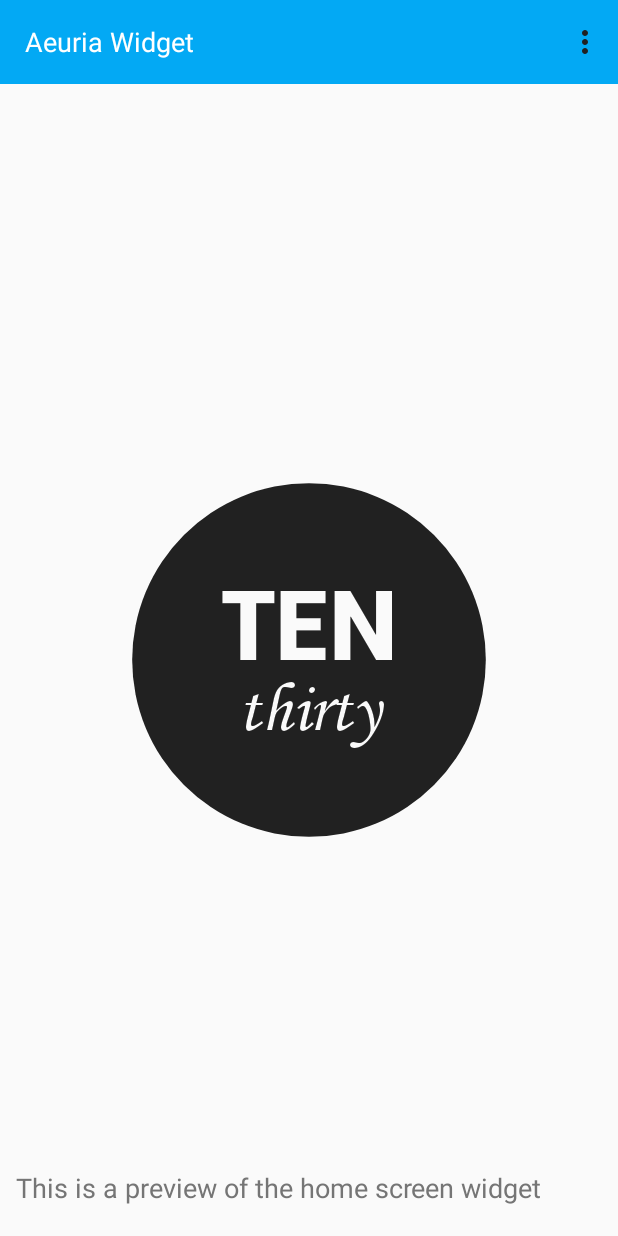
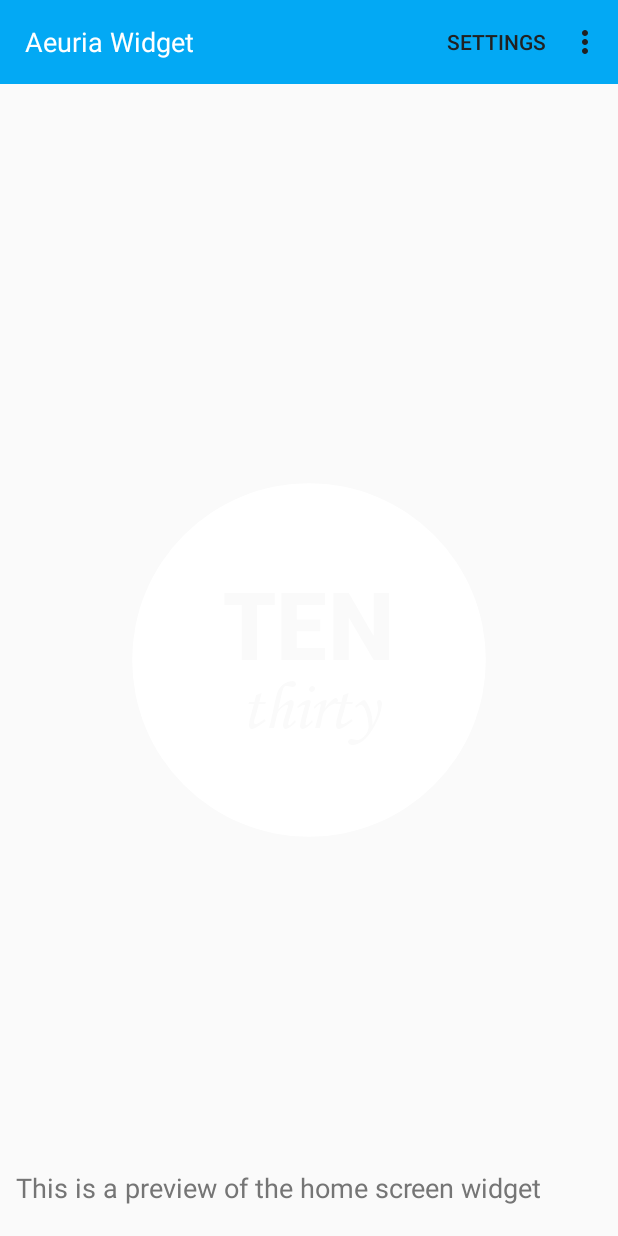
Before and after one commit to GOGO98901/Aeuria-Widget, an Android app: the screen it shows after launch (StartActivity), on a phone screen of 412 x 824 dp. Run offline under Robolectric (Android 15) with nearby library versions, the phone set to English and light mode, and no system bars.

Commit message:
started working on settings

```diff
--- a/app/build.gradle
+++ b/app/build.gradle
@@ -18,6 +18,8 @@ android {
     }
 }
 
+
+
 dependencies {
-    compile 'com.android.support:support-v4:23.0.0'
+    compile 'com.android.support:support-v4:23.4.0'
 }
--- a/app/src/main/java/me/roryclaasen/widget/aeuria/StartActivity.java
+++ b/app/src/main/java/me/roryclaasen/widget/aeuria/StartActivity.java
@@ -1,6 +1,7 @@
 package me.roryclaasen.widget.aeuria;
 
 import android.app.Activity;
+import android.content.Intent;
 import android.os.Bundle;
 import android.os.Handler;
 import android.view.Menu;
@@ -13,6 +14,8 @@ import me.roryclaasen.widget.aeuria.render.FancyClockFace;
 import me.roryclaasen.widget.aeuria.util.AppUtil;
 
 public class StartActivity extends Activity {
+
+    private static final int RESULT_SETTINGS = 1;
 
 	@Override
 	protected void onCreate(Bundle savedInstanceState) {
@@ -51,6 +54,11 @@ public class StartActivity extends Activity {
 			AppUtil.openUrl(this, "http://github.com/GOGO98901/Aeuria-Widget/issues");
 			return true;
 		}
+        if (id == R.id.action_settings) {
+            Intent i = new Intent(this, SettingsActivity.class);
+            startActivityForResult(i, RESULT_SETTINGS);
+        }
+
 		return super.onOptionsItemSelected(item);
 	}
 }
--- a/app/src/main/java/me/roryclaasen/widget/aeuria/render/FancyClockFace.java
+++ b/app/src/main/java/me/roryclaasen/widget/aeuria/render/FancyClockFace.java
@@ -1,21 +1,21 @@
 package me.roryclaasen.widget.aeuria.render;
 
 import java.util.Calendar;
-import java.util.Locale;
 import java.util.TimeZone;
+
+import android.content.SharedPreferences;
 import android.graphics.PorterDuff;
 import android.content.Context;
 import android.graphics.Canvas;
-import android.graphics.Color;
 import android.graphics.Paint;
 import android.graphics.Paint.Align;
 import android.graphics.PorterDuffXfermode;
 import android.graphics.Rect;
 import android.graphics.RectF;
 import android.graphics.Typeface;
+import android.preference.PreferenceManager;
 import android.support.v4.content.ContextCompat;
 import android.util.AttributeSet;
-import android.util.Log;
 import android.view.View;
 
 import me.roryclaasen.widget.aeuria.R;
@@ -34,8 +34,6 @@ public class FancyClockFace extends View {
 
 	private Paint mPaint;
 	private Paint mPaintTextHour, mPaintTextMin;
-
-	private float mTextSizeNormal;
 
 	private int mBottom;
 	private int mTop;
@@ -67,25 +65,22 @@ public class FancyClockFace extends View {
 		fancyTime = new FancyTime(context, calendar.getTime());
 
 		mPaint = new Paint(Paint.ANTI_ALIAS_FLAG);
-		mPaint.setColor(ContextCompat.getColor(context, R.color.widget_background_dark));
+		// mPaint.setColor(ContextCompat.getColor(context, R.color.widget_background_light));
 		mPaint.setStyle(Paint.Style.FILL);
 
 		createFonts();
 
 		mBounds = new RectF(0, 0, clockSize, clockSize);
+
+        updatePaintWithPrefs();
 	}
 
 	private void createFonts() {
-		Typeface font_hour = Typeface.createFromAsset(context.getAssets(), "fonts/roboto.ttf");
-		Typeface font_min = Typeface.createFromAsset(context.getAssets(), "fonts/MTCORSVA.TTF");
-
 		mPaintTextHour = createPaintFont();
-		mPaintTextHour.setTypeface(font_hour);
+		mPaintTextHour.setTypeface(Typeface.createFromAsset(context.getAssets(), "fonts/roboto.ttf"));
 
         mPaintTextMin = createPaintFont();
-		mPaintTextMin.setTypeface(font_min);
-
-		mTextSizeNormal = mPaintTextHour.getTextSize();
+		mPaintTextMin.setTypeface(Typeface.createFromAsset(context.getAssets(), "fonts/MTCORSVA.TTF"));
 	}
 
     private Paint createPaintFont() {
@@ -122,6 +117,8 @@ public class FancyClockFace extends View {
 	@Override
 	protected void onDraw(Canvas canvas) {
 		super.onDraw(canvas);
+
+        updatePaintWithPrefs();
 
 		final boolean sizeChanged = mSizeChanged;
 		mSizeChanged = false;
@@ -166,6 +163,8 @@ public class FancyClockFace extends View {
 	private void setTextSize(Paint paint, float desiredWidth) {
         String text = AppUtil.getLongestMinute(context);
         if (paint == mPaintTextHour) text = AppUtil.getLongestHour(context).toUpperCase();
+
+        desiredWidth -= AppUtil.getDisplayDensity(context) * 16f; // TEMP Padding value
 
 		final float testTextSize = 48f;
 		paint.setTextSize(testTextSize);
@@ -217,4 +216,16 @@ public class FancyClockFace extends View {
 		mTop = top;
 		mBottom = bottom;
 	}
+
+    public void updatePaintWithPrefs() {
+        SharedPreferences sharedPrefs = PreferenceManager.getDefaultSharedPreferences(context);
+
+        boolean dark = sharedPrefs.getBoolean("dark_mode", false);
+        int background = ContextCompat.getColor(context, R.color.widget_background_light);
+        if (dark) {
+            background = ContextCompat.getColor(context, R.color.widget_background_dark);
+        }
+
+        mPaint.setColor(background);
+    }
 }
--- a/app/src/main/res/menu/start.xml
+++ b/app/src/main/res/menu/start.xml
@@ -1,10 +1,14 @@
 <menu xmlns:android="http://schemas.android.com/apk/res/android"
     xmlns:tools="http://schemas.android.com/tools"
     tools:context="me.roryclaasen.widget.aeuria.StartActivity" >
-
+    <item
+        android:id="@+id/action_settings"
+        android:orderInCategory="0"
+        android:showAsAction="ifRoom"
+        android:title="@string/settings"/>
     <item
         android:id="@+id/action_github"
-        android:orderInCategory="2"
+        android:orderInCategory="99"
         android:showAsAction="never"
         android:title="@string/action_github"/>
     <item
--- a/app/src/main/res/values/strings.xml
+++ b/app/src/main/res/values/strings.xml
@@ -7,10 +7,9 @@
     <string name="action_about">About</string>
     <string name="action_help">Help</string>
 
+    <string name="settings">Settings</string>
     <string name="error">Error</string>
     <string name="loading">Loading</string>
-
-    <string name="fuck_off">Estelle</string>
 
     <string name="intro_text">This is a preview of the home screen widget</string>
 
@@ -41,4 +40,7 @@
     <string name="forty">forty</string>
     <string name="fifty">fifty</string>
 
+    <string name="pref_theme_options">Theming</string>
+    <string name="pref_dark_mode">Dark mode</string>
+
 </resources>
```
Also changed, not shown: app/src/main/AndroidManifest.xml (+23 -15 lines), app/src/main/java/me/roryclaasen/widget/aeuria/AeuriaWidget.java (+3 -13 lines), app/src/main/java/me/roryclaasen/widget/aeuria/SettingsActivity.java (added, +32 -0 lines), app/src/main/java/me/roryclaasen/widget/aeuria/util/AppUtil.java (+44 -0 lines), app/src/main/java/me/roryclaasen/widget/aeuria/util/ClockUtil.java (deleted, +0 -52 lines), app/src/main/res/drawable/ic_info_black_24dp.xml (added, +9 -0 lines), app/src/main/res/drawable/ic_notifications_black_24dp.xml (added, +9 -0 lines), app/src/main/res/drawable/ic_sync_black_24dp.xml (added, +9 -0 lines), app/src/main/res/values/array.xml (added, +16 -0 lines), app/src/main/res/xml/settings.xml (added, +13 -0 lines).
